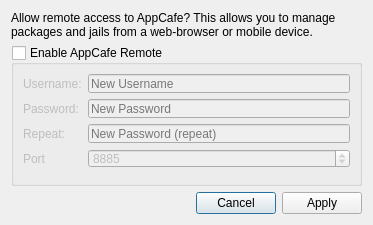
First picture: the form in src-qt4/pc-softweb/configDlg.ui, repository trueos/pcbsd, before the edit.
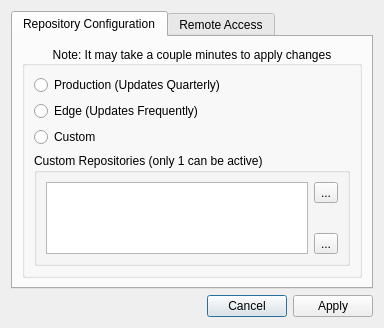
Second picture: the form after the edit. Icons and pictures are not drawn.

Commit message: Add the repo configuration options back into the new Qt UI.

What changed in the file:
```diff
--- a/src-qt4/pc-softweb/configDlg.ui
+++ b/src-qt4/pc-softweb/configDlg.ui
@@ -6,8 +6,8 @@
    <rect>
     <x>0</x>
     <y>0</y>
-    <width>373</width>
-    <height>225</height>
+    <width>384</width>
+    <height>281</height>
    </rect>
   </property>
   <property name="windowTitle">
@@ -19,6 +19,126 @@
   </property>
   <layout class="QVBoxLayout" name="verticalLayout">
    <item>
+    <widget class="QTabWidget" name="tabWidget">
+     <property name="currentIndex">
+      <number>0</number>
+     </property>
+     <widget class="QWidget" name="tab_2">
+      <attribute name="title">
+       <string>Repository Configuration</string>
+      </attribute>
+      <layout class="QVBoxLayout" name="verticalLayout_5">
+       <item>
+        <widget class="QGroupBox" name="groupBox">
+         <property name="title">
+          <string>Note: It may take a couple minutes to apply changes</string>
+         </property>
+         <property name="alignment">
+          <set>Qt::AlignCenter</set>
+         </property>
+         <layout class="QVBoxLayout" name="verticalLayout_3">
+          <item>
+           <widget class="QRadioButton" name="radio_production">
+            <property name="text">
+             <string>Production (Updates Quarterly)</string>
+            </property>
+           </widget>
+          </item>
+          <item>
+           <widget class="QRadioButton" name="radio_edge">
+            <property name="text">
+             <string>Edge (Updates Frequently)</string>
+            </property>
+           </widget>
+          </item>
+          <item>
+           <widget class="QRadioButton" name="radio_custom">
+            <property name="text">
+             <string>Custom</string>
+            </property>
+           </widget>
+          </item>
+          <item>
+           <widget class="QGroupBox" name="group_custom">
+            <property name="title">
+             <string>Custom Repositories (only 1 can be active)</string>
+            </property>
+            <layout class="QHBoxLayout" name="horizontalLayout_2">
+             <item>
+              <widget class="QListWidget" name="listWidget"/>
+             </item>
+             <item>
+              <layout class="QVBoxLayout" name="verticalLayout_4">
+               <item>
+                <widget class="QToolButton" name="tool_addRepo">
+                 <property name="toolTip">
+                  <string>Add new custom repository</string>
+                 </property>
+                 <property name="text">
+                  <string>...</string>
+                 </property>
+                 <property name="icon">
+                  <iconset resource="../pc-softwaremanager/SoftwareManager.qrc">
+                   <normaloff>:/icons/add.png</normaloff>:/icons/add.png</iconset>
+                 </property>
+                </widget>
+               </item>
+               <item>
+                <spacer name="verticalSpacer">
+                 <property name="orientation">
+                  <enum>Qt::Vertical</enum>
+                 </property>
+                 <property name="sizeHint" stdset="0">
+                  <size>
+                   <width>20</width>
+                   <height>40</height>
+                  </size>
+                 </property>
+                </spacer>
+               </item>
+               <item>
+                <widget class="QToolButton" name="tool_remRepo">
+                 <property name="toolTip">
+                  <string>Remove currently selected repository</string>
+                 </property>
+                 <property name="text">
+                  <string>...</string>
+                 </property>
+                 <property name="icon">
+                  <iconset resource="../pc-softwaremanager/SoftwareManager.qrc">
+                   <normaloff>:/icons/remove.png</normaloff>:/icons/remove.png</iconset>
+                 </property>
+                </widget>
+               </item>
+              </layout>
+             </item>
+            </layout>
+           </widget>
+          </item>
+          <item>
+           <spacer name="verticalSpacer_2">
+            <property name="orientation">
+             <enum>Qt::Vertical</enum>
+            </property>
+            <property name="sizeHint" stdset="0">
+             <size>
+              <width>20</width>
+              <height>40</height>
+             </size>
+            </property>
+           </spacer>
+          </item>
+         </layout>
+        </widget>
+       </item>
+      </layout>
+     </widget>
+     <widget class="QWidget" name="tab">
+      <attribute name="title">
+       <string>Remote Access</string>
+      </attribute>
+      <layout class="QVBoxLayout" name="verticalLayout_2">
+       <item>
     <widget class="QLabel" name="label_23">
      <property name="text">
       <string>Allow remote access to AppCafe? This allows you to manage packages and jails from a web-browser or mobile device.</string>
@@ -124,6 +244,10 @@
      </layout>
     </widget>
    </item>
+      </layout>
+     </widget>
+    </widget>
+   </item>
    <item>
     <layout class="QHBoxLayout" name="horizontalLayout">
      <item>
```
Left out of the diff: 1 changed line with no effect on the pictures. Lines whose indentation alone changed are shown as unchanged. The commit also changes 5 other files.
